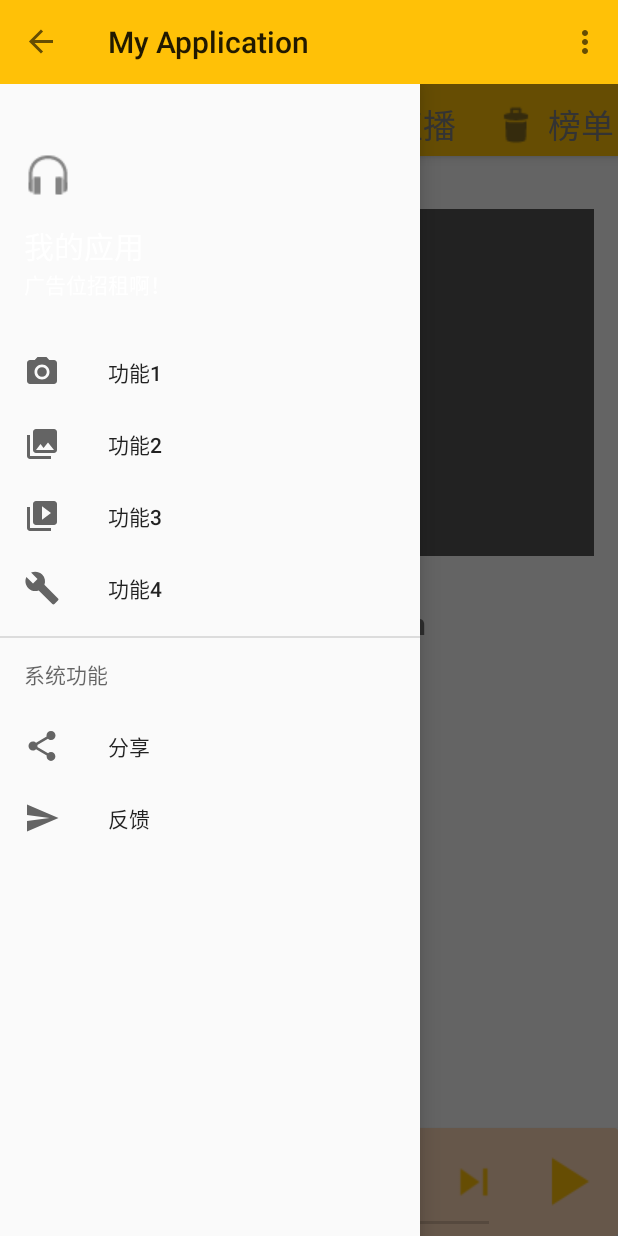
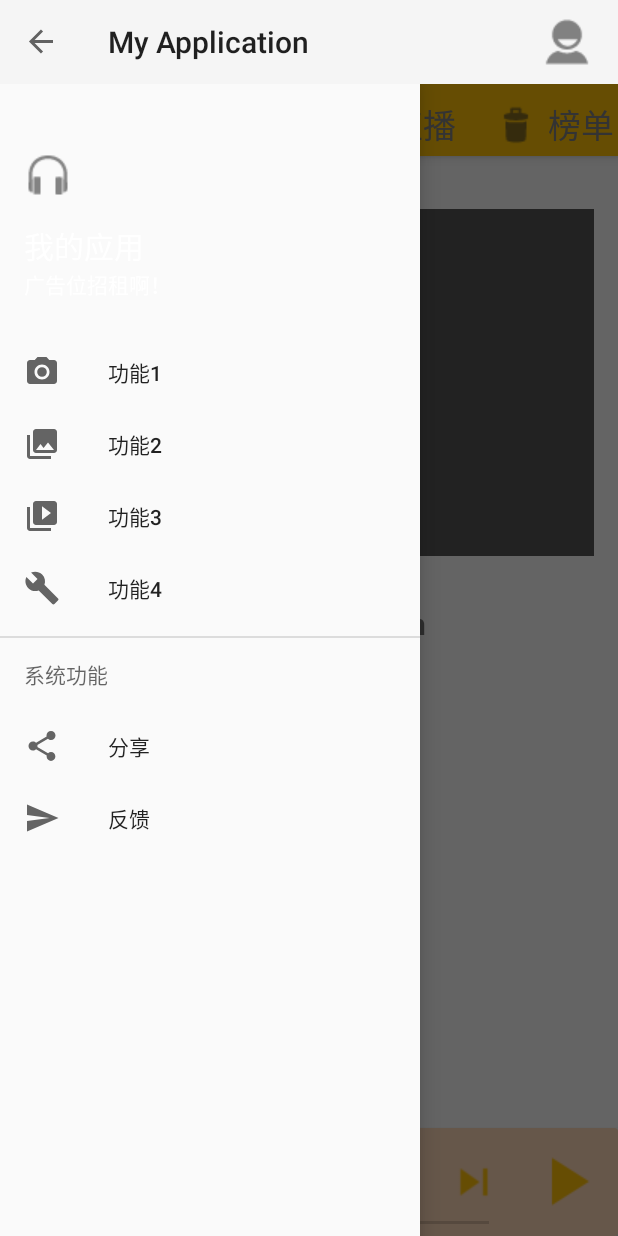
Before and after one commit to sftruelx/MyApplication3, an Android app: the screen it shows after launch (MainActivity), with the side drawer open, on a phone screen of 412 x 824 dp. Run offline under Robolectric (Android 15) with nearby library versions, the phone set to English and light mode, and no system bars; pictures from the network do not load.

Commit message:
New changelist

```diff
--- a/app/src/main/res/layout/app_bar_main.xml
+++ b/app/src/main/res/layout/app_bar_main.xml
@@ -4,6 +4,7 @@
     android:layout_width="match_parent"
     android:layout_height="?attr/actionBarSize"
     android:background="?attr/colorPrimary"
+    android:theme="@style/AppTheme.Base"
     app:popupTheme="@style/AppTheme.PopupOverlay"
     xmlns:android="http://schemas.android.com/apk/res/android"
     xmlns:app="http://schemas.android.com/apk/res-auto" />
--- a/app/src/main/res/values/styles.xml
+++ b/app/src/main/res/values/styles.xml
@@ -17,4 +17,11 @@
 
     <style name="AppTheme.PopupOverlay" parent="ThemeOverlay.AppCompat.Light" />
 
+    <style name="AppTheme.Base" parent="Theme.AppCompat.Light">
+        <item name="actionOverflowButtonStyle">@style/OverFlow</item>
+    </style>
+
+    <style name="OverFlow" parent="Widget.AppCompat.ActionButton.Overflow">
+        <item name="android:src">@drawable/ic_action_person</item>
+    </style>
 </resources>
```
Also changed, not shown: app/src/main/res/drawable/ic_action_person.png (added), app/src/main/res/drawable/song1.jpg (deleted).
